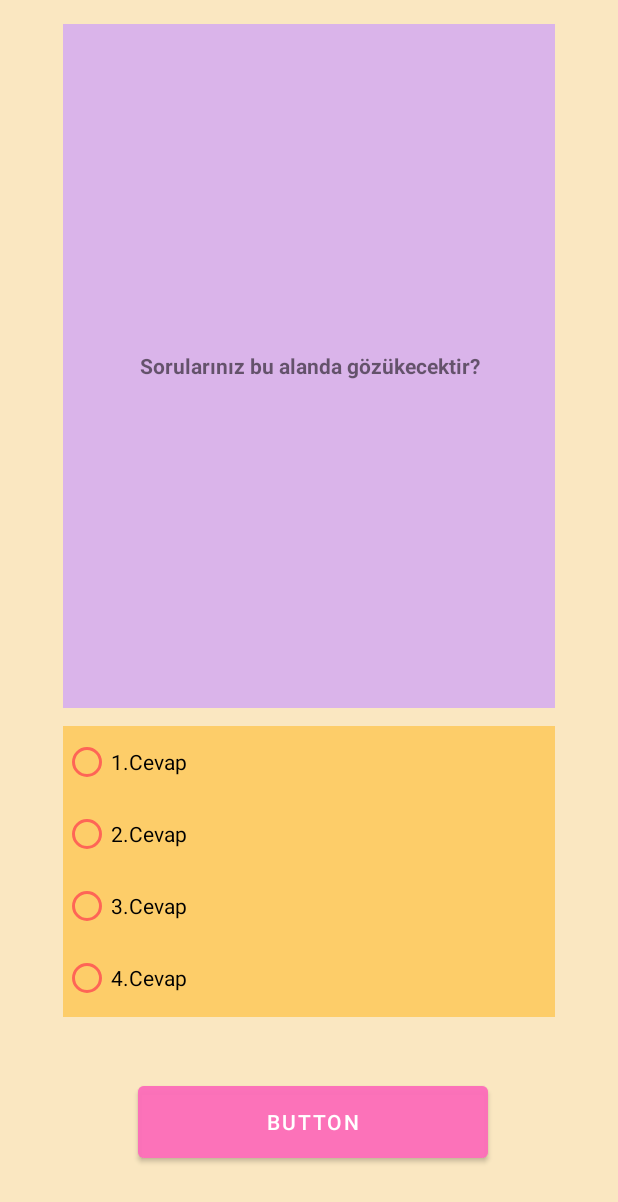
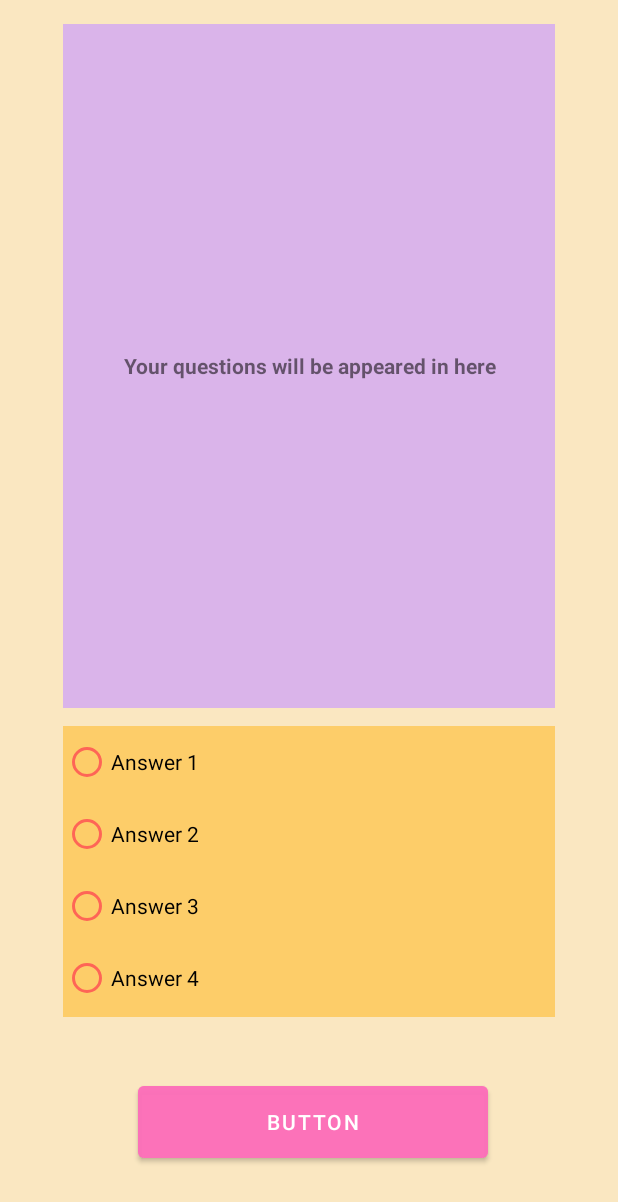
Before and after one commit to AstraeaDev/AstraeaQuizApp, an Android app: the QuizActivity screen opened directly, with no data from a screen before it, on a phone screen of 412 x 824 dp. Shown: the top 1202 px of the screen. Run offline under Robolectric (Android 15) with nearby library versions, the phone set to English and light mode, and no system bars; 4 statements that could not run were skipped.

Commit message:
Translate to English

```diff
--- a/app/src/main/java/com/example/astraeaquizapp/QuizActivity.kt
+++ b/app/src/main/java/com/example/astraeaquizapp/QuizActivity.kt
@@ -118,11 +118,11 @@ class QuizActivity : AppCompatActivity() {
 
 
 
-        tvQuestion.setText("Sorularınız bu alanda gözükecektir?")
-        answer1.setText("1.Cevap")
-        answer2.setText("2.Cevap")
-        answer3.setText("3.Cevap")
-        answer4.setText("4.Cevap")
+        tvQuestion.setText("Your questions will be appeared in here")
+        answer1.setText("Answer 1")
+        answer2.setText("Answer 2")
+        answer3.setText("Answer 3")
+        answer4.setText("Answer 4")
 
 
 
@@ -228,7 +228,7 @@ class QuizActivity : AppCompatActivity() {
                 answer3.visibility = View.GONE
                 answer4.visibility = View.GONE
                 quizEnd.visibility = View.VISIBLE
-                quizEnd.setText("Puanınız : ${quizScore}")
+                quizEnd.setText("Your Score : ${quizScore}")
                 finishButton.visibility = View.VISIBLE
 
 
--- a/app/src/main/res/layout/activity_quiz.xml
+++ b/app/src/main/res/layout/activity_quiz.xml
@@ -109,7 +109,7 @@
         android:layout_width="wrap_content"
         android:layout_height="wrap_content"
         android:layout_marginBottom="405dp"
-        android:text="Button"
+        android:text="Go back to home screen"
         app:layout_constraintBottom_toBottomOf="parent"
         app:layout_constraintEnd_toEndOf="parent"
         app:layout_constraintStart_toStartOf="parent"
```
